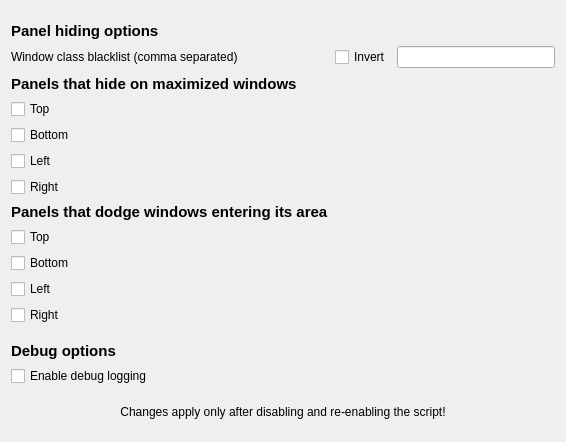
The window that contents/ui/config.ui (luisbocanegra/kwin-panel-auto-hide) describes before a commit, drawn with Qt 5.
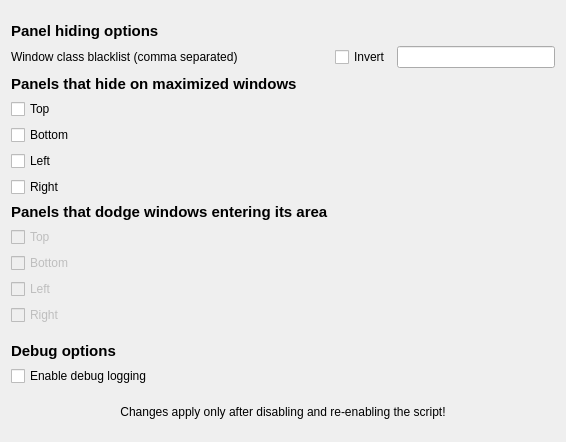
The same window after the commit.

Commit message: Make panels that can dodge depend on panels that can hide I don't see a point on a panel that can cover maximized windows and, due to the use of windowsbelow mode I am using so windows go into the panel when tiling using keyboard shortcuts, maximizing a window results in it covering a panel that can dodge

Diff of the .ui file:
```diff
--- a/contents/ui/config.ui
+++ b/contents/ui/config.ui
@@ -26,6 +26,9 @@
          <property name="text">
           <string>Top</string>
          </property>
+         <property name="enabled">
+                <bool>false</bool>
+               </property>
         </widget>
        </item>
        <item row="19" column="1" colspan="2">
@@ -33,6 +36,9 @@
          <property name="text">
           <string>Bottom</string>
          </property>
+         <property name="enabled">
+                <bool>false</bool>
+               </property>
         </widget>
        </item>
        <item row="20" column="1" colspan="2">
@@ -40,6 +46,9 @@
          <property name="text">
           <string>Left</string>
          </property>
+         <property name="enabled">
+                <bool>false</bool>
+               </property>
         </widget>
        </item>
        <item row="21" column="1" colspan="2">
@@ -47,6 +56,9 @@
          <property name="text">
           <string>Right</string>
          </property>
+         <property name="enabled">
+                <bool>false</bool>
+               </property>
         </widget>
        </item>
    <item row="0" column="1" colspan="2">
```
Left out of the diff: 30 changed lines with no effect on the pictures. The commit also changes 1 other file.
